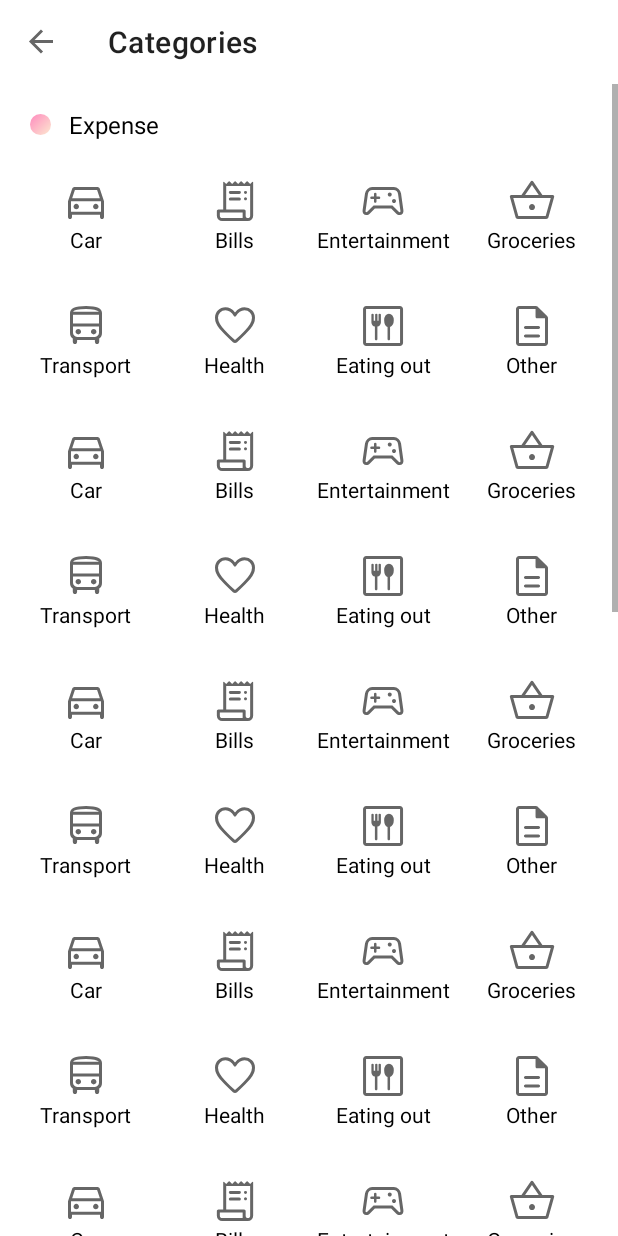
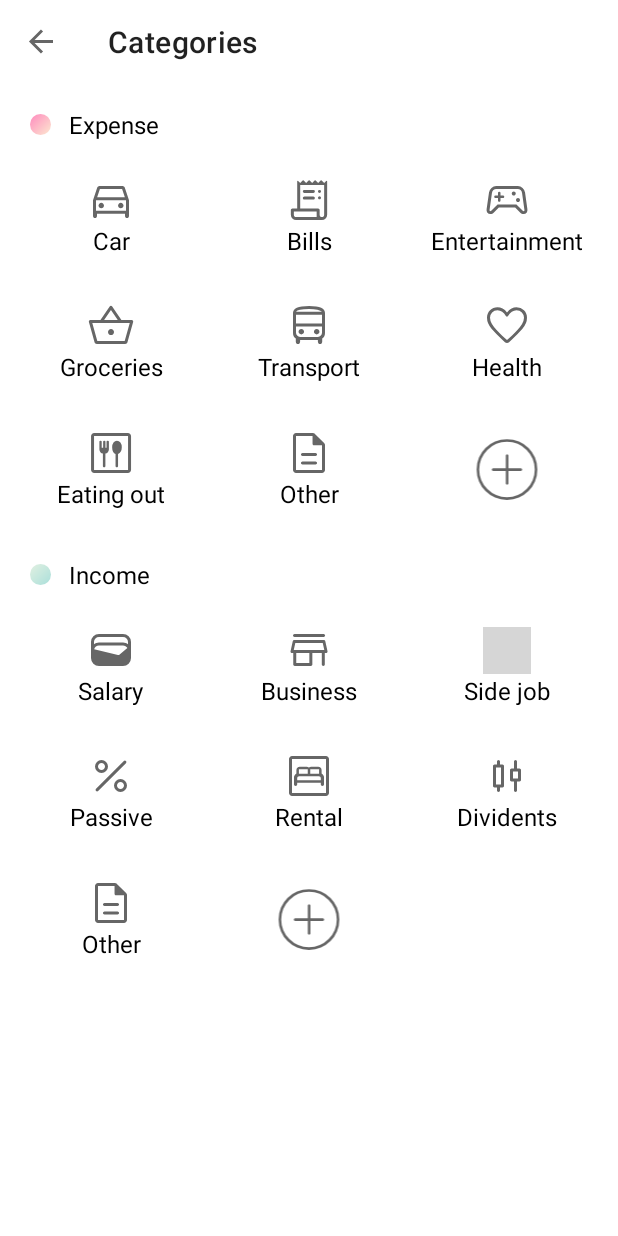
Before and after one commit to Userstree/JusanWallet, an Android app: the CategoriesFragment screen opened through its navigation route, on a phone screen of 412 x 824 dp. Run offline under Robolectric (Android 15) with nearby library versions, the phone set to English and light mode, and no system bars; our stand-ins replace Room's generated code, navigation-ui; grey boxes are pictures that could not be loaded.

Commit message:
add button for adding category to the end of recycler view in categories fragment

```diff
--- /dev/null
+++ b/app/src/main/java/com/jwallet/jwallet/presentation/settings/categories/AddCategoryViewHolder.kt
@@ -0,0 +1,22 @@
+package com.jwallet.jwallet.presentation.settings.categories
+
+import android.view.LayoutInflater
+import android.view.ViewGroup
+import androidx.recyclerview.widget.RecyclerView
+import com.jwallet.jwallet.databinding.ItemAddCategoryBinding
+
+class AddCategoryViewHolder(val binding: ItemAddCategoryBinding) :
+    RecyclerView.ViewHolder(binding.root) {
+
+    fun bind(onClick: () -> Unit) {
+        binding.ivAddCategory.setOnClickListener { onClick() }
+    }
+
+    companion object {
+        fun inflateFrom(parent: ViewGroup): AddCategoryViewHolder {
+            val inflater = LayoutInflater.from(parent.context)
+            val binding = ItemAddCategoryBinding.inflate(inflater, parent, false)
+            return AddCategoryViewHolder(binding)
+        }
+    }
+}
--- a/app/src/main/java/com/jwallet/jwallet/presentation/settings/categories/CategoriesFragment.kt
+++ b/app/src/main/java/com/jwallet/jwallet/presentation/settings/categories/CategoriesFragment.kt
@@ -15,8 +15,8 @@ class CategoriesFragment : Fragment() {
 
     private val viewModel: CategoriesViewModel by viewModels()
 
-    private lateinit var expenseCategoriesAdapter: CategoryMiniAdapter
-    private lateinit var incomeCategoriesAdapter: CategoryMiniAdapter
+    private lateinit var expenseCategoriesAdapter: CategoryAdapter
+    private lateinit var incomeCategoriesAdapter: CategoryAdapter
 
     override fun onCreateView(
         inflater: LayoutInflater, container: ViewGroup?,
@@ -33,16 +33,14 @@ class CategoriesFragment : Fragment() {
     }
 
     private fun setupExpenseRecyclerView() {
-        val list = viewModel.multiplyList(5, viewModel.getExpenseCategories())
-        expenseCategoriesAdapter = CategoryMiniAdapter()
-        expenseCategoriesAdapter.submitList(list)
+        expenseCategoriesAdapter = CategoryAdapter()
+        expenseCategoriesAdapter.submitList(viewModel.getExpenseCategories())
         binding.rvExpenseCategories.adapter = expenseCategoriesAdapter
     }
 
     private fun setupIncomeRecyclerView() {
-        val list = viewModel.multiplyList(5, viewModel.getIncomeCategories())
-        incomeCategoriesAdapter = CategoryMiniAdapter()
-        incomeCategoriesAdapter.submitList(list)
+        incomeCategoriesAdapter = CategoryAdapter()
+        incomeCategoriesAdapter.submitList(viewModel.getIncomeCategories())
         binding.rvIncomeCategories.adapter = incomeCategoriesAdapter
     }
 
--- a/app/src/main/java/com/jwallet/jwallet/presentation/settings/categories/CategoriesViewModel.kt
+++ b/app/src/main/java/com/jwallet/jwallet/presentation/settings/categories/CategoriesViewModel.kt
@@ -19,12 +19,6 @@ class CategoriesViewModel : ViewModel() {
         return list
     }
 
-    fun <T> multiplyList(count: Int, l: List<T>): List<T> {
-        val list = mutableListOf<T>()
-        repeat(count) { list.addAll(l) }
-        return list
-    }
-
     fun getIncomeCategories(): List<Category> {
         val list = mutableListOf<Category>()
         list.add(Category("Salary", R.drawable.wallet_48px))
--- /dev/null
+++ b/app/src/main/java/com/jwallet/jwallet/presentation/settings/categories/CategoryAdapter.kt
@@ -0,0 +1,43 @@
+package com.jwallet.jwallet.presentation.settings.categories
+
+import android.util.Log
+import android.view.ViewGroup
+import androidx.recyclerview.widget.ListAdapter
+import androidx.recyclerview.widget.RecyclerView
+import com.jwallet.jwallet.data.database.Category
+
+class CategoryAdapter :
+    ListAdapter<Category, RecyclerView.ViewHolder>(CategoryDiffUtilItemCallback()) {
+
+    override fun onCreateViewHolder(parent: ViewGroup, viewType: Int): RecyclerView.ViewHolder {
+        return if (viewType == VIEW_TYPE_CATEGORY) {
+            CategoryViewHolder.inflateFrom(parent)
+        } else {
+            AddCategoryViewHolder.inflateFrom(parent)
+        }
+    }
+
+    override fun onBindViewHolder(holder: RecyclerView.ViewHolder, position: Int) {
+        if (position == itemCount - 1) {
+            (holder as AddCategoryViewHolder).bind {
+                Log.e("Category Adapter", "add category button clicked")
+            }
+        } else {
+            val item = getItem(position)
+            (holder as CategoryViewHolder).bind(item)
+        }
+    }
+
+    override fun getItemViewType(position: Int): Int {
+        return if (position == itemCount - 1) VIEW_TYPE_BUTTON else VIEW_TYPE_CATEGORY
+    }
+
+    companion object {
+        const val VIEW_TYPE_CATEGORY = 1
+        const val VIEW_TYPE_BUTTON = 2
+    }
+
+    override fun getItemCount(): Int {
+        return super.getItemCount() + 1
+    }
+}
--- a/app/src/main/java/com/jwallet/jwallet/presentation/home/CategoryDiffUtilItemCallback.kt
+++ b/app/src/main/java/com/jwallet/jwallet/presentation/settings/categories/CategoryDiffUtilItemCallback.kt
@@ -1,4 +1,4 @@
-package com.jwallet.jwallet.presentation.home
+package com.jwallet.jwallet.presentation.settings.categories
 
 import androidx.recyclerview.widget.DiffUtil
 import com.jwallet.jwallet.data.database.Category
--- a/app/src/main/java/com/jwallet/jwallet/presentation/settings/categories/CategoryMiniAdapter.kt
+++ /dev/null
@@ -1,18 +0,0 @@
-package com.jwallet.jwallet.presentation.settings.categories
-
-import android.view.ViewGroup
-import androidx.recyclerview.widget.ListAdapter
-import com.jwallet.jwallet.data.database.Category
-import com.jwallet.jwallet.presentation.home.CategoryDiffUtilItemCallback
-
-class CategoryMiniAdapter :
-    ListAdapter<Category, CategoryMiniViewHolder>(CategoryDiffUtilItemCallback()) {
-    override fun onCreateViewHolder(parent: ViewGroup, viewType: Int): CategoryMiniViewHolder {
-        return CategoryMiniViewHolder.inflateFrom(parent)
-    }
-
-    override fun onBindViewHolder(holder: CategoryMiniViewHolder, position: Int) {
-        val item = getItem(position)
-        holder.bind(item)
-    }
-}
--- a/app/src/main/java/com/jwallet/jwallet/presentation/settings/categories/CategoryMiniViewHolder.kt
+++ b/app/src/main/java/com/jwallet/jwallet/presentation/settings/categories/CategoryViewHolder.kt
@@ -4,9 +4,9 @@ import android.view.LayoutInflater
 import android.view.ViewGroup
 import androidx.recyclerview.widget.RecyclerView
 import com.jwallet.jwallet.data.database.Category
-import com.jwallet.jwallet.databinding.ItemCategoryMiniBinding
+import com.jwallet.jwallet.databinding.ItemCategoryBinding
 
-class CategoryMiniViewHolder(val binding: ItemCategoryMiniBinding) :
+class CategoryViewHolder(val binding: ItemCategoryBinding) :
     RecyclerView.ViewHolder(binding.root) {
 
     fun bind(item: Category) {
@@ -15,10 +15,10 @@ class CategoryMiniViewHolder(val binding: ItemCategoryMiniBinding) :
     }
 
     companion object {
-        fun inflateFrom(parent: ViewGroup) : CategoryMiniViewHolder {
+        fun inflateFrom(parent: ViewGroup): CategoryViewHolder {
             val inflater = LayoutInflater.from(parent.context)
-            val binding = ItemCategoryMiniBinding.inflate(inflater, parent, false)
-            return CategoryMiniViewHolder(binding)
+            val binding = ItemCategoryBinding.inflate(inflater, parent, false)
+            return CategoryViewHolder(binding)
         }
     }
 }
--- a/app/src/main/res/layout/fragment_categories.xml
+++ b/app/src/main/res/layout/fragment_categories.xml
@@ -43,7 +43,7 @@
             app:layout_constraintEnd_toEndOf="parent"
             app:layout_constraintStart_toStartOf="parent"
             app:layout_constraintTop_toBottomOf="@+id/tv_categories_expense"
-            app:spanCount="4"
+            app:spanCount="3"
             tools:layout_height="100dp" />
 
         <ImageView
@@ -78,7 +78,7 @@
             app:layout_constraintEnd_toEndOf="parent"
             app:layout_constraintStart_toStartOf="parent"
             app:layout_constraintTop_toBottomOf="@+id/tv_categories_income"
-            app:spanCount="4"
+            app:spanCount="3"
             tools:layout_height="100dp" />
     </androidx.constraintlayout.widget.ConstraintLayout>
 </ScrollView>
--- /dev/null
+++ b/app/src/main/res/layout/item_add_category.xml
@@ -0,0 +1,21 @@
+<?xml version="1.0" encoding="utf-8"?>
+<androidx.constraintlayout.widget.ConstraintLayout xmlns:android="http://schemas.android.com/apk/res/android"
+    xmlns:app="http://schemas.android.com/apk/res-auto"
+    android:layout_width="match_parent"
+    android:layout_marginVertical="16dp"
+    android:layout_height="54dp">
+
+    <ImageView
+        android:id="@+id/iv_add_category"
+        android:layout_width="0dp"
+        android:layout_height="0dp"
+        android:contentDescription="@string/category_icon"
+        android:scaleType="fitCenter"
+        android:src="@drawable/add_circle_outline_thin_48px"
+        app:layout_constraintBottom_toBottomOf="parent"
+        app:layout_constraintEnd_toEndOf="parent"
+        app:layout_constraintHorizontal_bias="0.5"
+        app:layout_constraintStart_toStartOf="parent"
+        app:layout_constraintTop_toTopOf="parent"
+        app:layout_constraintVertical_chainStyle="packed" />
+</androidx.constraintlayout.widget.ConstraintLayout>
--- a/app/src/main/res/layout/item_category.xml
+++ b/app/src/main/res/layout/item_category.xml
@@ -2,27 +2,32 @@
 <androidx.constraintlayout.widget.ConstraintLayout xmlns:android="http://schemas.android.com/apk/res/android"
     xmlns:app="http://schemas.android.com/apk/res-auto"
     xmlns:tools="http://schemas.android.com/tools"
-    android:layout_width="wrap_content"
-    android:layout_height="match_parent"
-    tools:layout_height="100dp">
+    android:layout_width="match_parent"
+    android:layout_marginVertical="16dp"
+    android:layout_height="52dp">
 
-    <androidx.cardview.widget.CardView
-        android:layout_width="0dp"
-        android:layout_height="match_parent"
-        android:layout_marginVertical="4dp"
-        android:layout_marginEnd="8dp"
-        app:cardCornerRadius="16dp"
-        app:layout_constraintBottom_toBottomOf="parent"
-        app:layout_constraintDimensionRatio="2:1"
+    <ImageView
+        android:id="@+id/iv_category_icon"
+        android:layout_width="32dp"
+        android:layout_height="32dp"
+        android:contentDescription="@string/category_icon"
+        android:scaleType="fitCenter"
+        android:src="@drawable/directions_car_48px"
+        app:layout_constraintBottom_toTopOf="@+id/tv_category_name"
         app:layout_constraintEnd_toEndOf="parent"
         app:layout_constraintStart_toStartOf="parent"
-        app:layout_constraintTop_toTopOf="parent">
+        app:layout_constraintTop_toTopOf="parent"
+        app:layout_constraintVertical_chainStyle="packed" />
 
-        <TextView
-            android:id="@+id/tv_category_name"
-            android:layout_width="match_parent"
-            android:layout_height="wrap_content"
-            android:layout_margin="8dp"
-            android:text="Category" />
-    </androidx.cardview.widget.CardView>
+    <TextView
+        android:id="@+id/tv_category_name"
+        android:layout_width="wrap_content"
+        android:layout_height="wrap_content"
+        android:textSize="16sp"
+        app:layout_constraintBottom_toBottomOf="parent"
+        app:layout_constraintEnd_toEndOf="parent"
+        app:layout_constraintHorizontal_bias="0.5"
+        app:layout_constraintStart_toStartOf="parent"
+        app:layout_constraintTop_toBottomOf="@+id/iv_category_icon"
+        tools:text="Car" />
 </androidx.constraintlayout.widget.ConstraintLayout>
--- a/app/src/main/res/layout/item_category_mini.xml
+++ /dev/null
@@ -1,33 +0,0 @@
-<?xml version="1.0" encoding="utf-8"?>
-<androidx.constraintlayout.widget.ConstraintLayout xmlns:android="http://schemas.android.com/apk/res/android"
-    xmlns:app="http://schemas.android.com/apk/res-auto"
-    xmlns:tools="http://schemas.android.com/tools"
-    android:layout_width="match_parent"
-    android:layout_marginVertical="16dp"
-    android:layout_height="wrap_content">
-
-    <ImageView
-        android:id="@+id/iv_category_icon"
-        android:layout_width="32dp"
-        android:layout_height="32dp"
-        android:contentDescription="@string/category_icon"
-        android:scaleType="fitCenter"
-        android:src="@drawable/directions_car_48px"
-        app:layout_constraintBottom_toTopOf="@+id/tv_category_name"
-        app:layout_constraintEnd_toEndOf="parent"
-        app:layout_constraintHorizontal_bias="0.5"
-        app:layout_constraintStart_toStartOf="parent"
-        app:layout_constraintTop_toTopOf="parent"
-        app:layout_constraintVertical_chainStyle="packed" />
-
-    <TextView
-        android:id="@+id/tv_category_name"
-        android:layout_width="wrap_content"
-        android:layout_height="wrap_content"
-        app:layout_constraintBottom_toBottomOf="parent"
-        app:layout_constraintEnd_toEndOf="parent"
-        app:layout_constraintHorizontal_bias="0.5"
-        app:layout_constraintStart_toStartOf="parent"
-        app:layout_constraintTop_toBottomOf="@+id/iv_category_icon"
-        tools:text="Car" />
-</androidx.constraintlayout.widget.ConstraintLayout>
```
Also changed, not shown: app/src/main/java/com/jwallet/jwallet/data/database/CategoryDao.kt (added, +23 -0 lines), app/src/main/java/com/jwallet/jwallet/data/database/Database.kt (added, +34 -0 lines), app/src/main/java/com/jwallet/jwallet/data/database/TransactionDao.kt (added, +27 -0 lines), app/src/main/java/com/jwallet/jwallet/presentation/home/CategoryAdapter.kt (deleted, +0 -17 lines), app/src/main/java/com/jwallet/jwallet/presentation/home/CategoryViewHolder.kt (deleted, +0 -22 lines), app/src/main/java/com/jwallet/jwallet/presentation/home/HomeFragment.kt (+0 -16 lines), app/src/main/res/layout/fragment_home.xml (+0 -31 lines).
